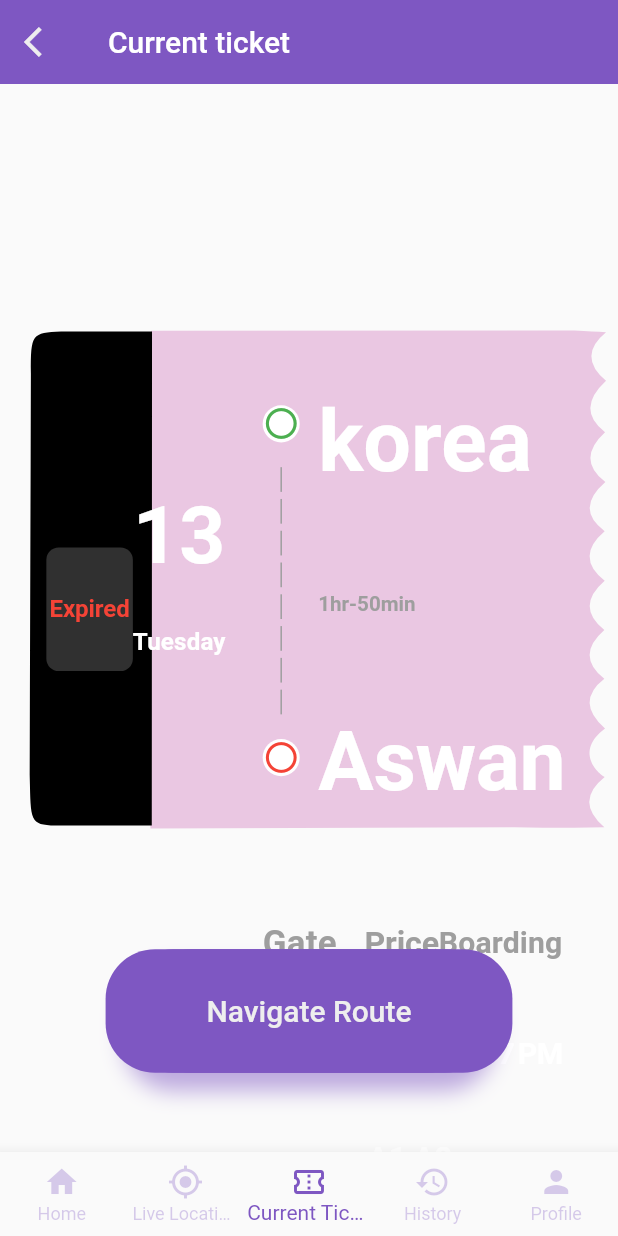
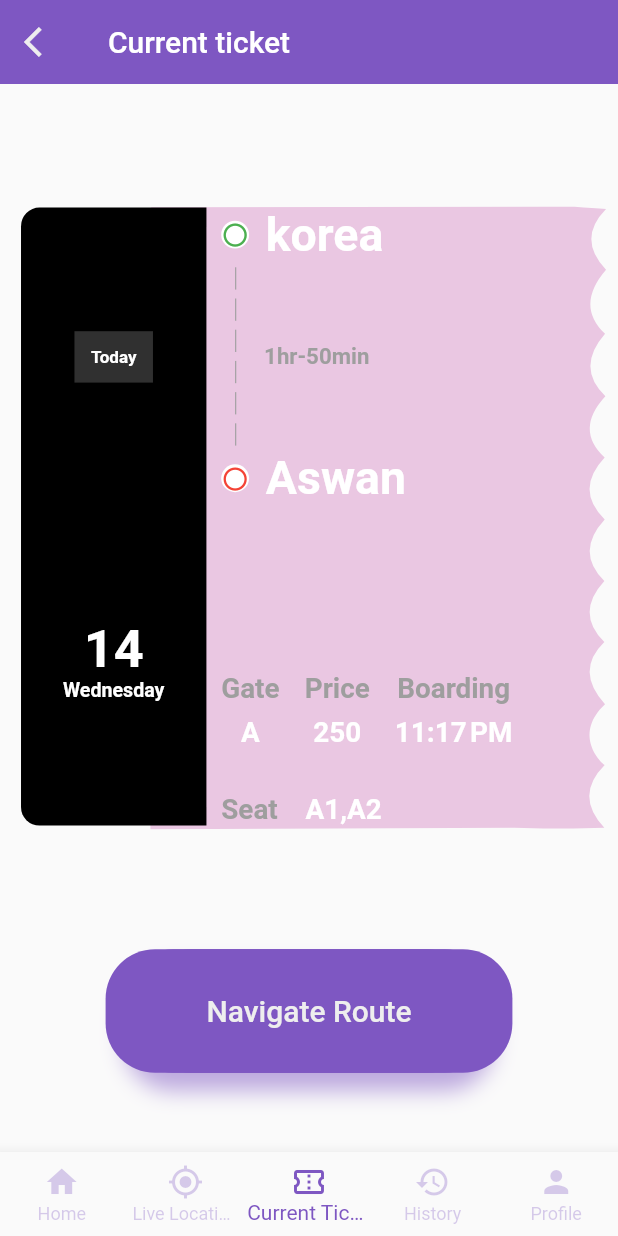
Before and after one commit to A1aaAhmed/graduation_project_app, a Flutter app: the Transition screen opened directly, item 3 of the bottom bar chosen, on a phone screen of 412 x 824 dp. Run offline on Flutter 3.47's test engine with Material 2 defaults, Android fonts, the phone set to English and light mode, and no system bars; drawn by our look-alikes of flutter_dash; our stand-ins replace fluttertoast, sizer.

Commit message:
finalTicket

```diff
--- a/lib/modules/History/ListTable.dart
+++ b/lib/modules/History/ListTable.dart
@@ -1,7 +1,6 @@
 import 'package:flutter/material.dart';
 import 'package:graduation_project_app/modules/Ticket/ticketComponent/TicketComp.dart';
 import 'package:graduation_project_app/modules/Ticket/ticket_screen.dart';
-import 'package:graduation_project_app/shared/style/colors.dart';
 
 Widget ListTable(
     {
@@ -32,8 +31,6 @@ Widget ListTable(
                       price: list[index]['price']
                   ))));},
 
-        child: Padding(
-          padding: EdgeInsets.symmetric( vertical: h*.03),
         child: TicketComponent(
             view: false,
             price: list[index]['price'],
@@ -45,7 +42,6 @@ Widget ListTable(
             seat: '',
           ),
       ),
-      ),
     );
       },
       itemCount: list.length,
--- a/lib/modules/History/mytrips_screen.dart
+++ b/lib/modules/History/mytrips_screen.dart
@@ -1,5 +1,4 @@
 import 'package:flutter/material.dart';
-import 'package:graduation_project_app/layout/transition.dart';
 import 'package:graduation_project_app/shared/components/appBar.dart';
 import 'package:graduation_project_app/shared/variables.dart';
 import 'package:sizer/sizer.dart';
@@ -28,7 +27,7 @@ class _MyTripsState extends State<MyTripsScreen> {
           ),
               body:ListTable(
                 list: db,
-                h:35.h,
+                h:40.h,
                 w:100.w,
                ));
   }),
--- a/lib/modules/Ticket/ticketComponent/TicketComp.dart
+++ b/lib/modules/Ticket/ticketComponent/TicketComp.dart
@@ -49,193 +49,230 @@ class _TicketComponentState extends State<TicketComponent> {
     body:Sizer(
           builder:(context, orientation, deviceType) {
             return Container(
-                padding:widget.view?EdgeInsetsDirectional.only(end:2.w, top:20.h):EdgeInsets.symmetric(horizontal: 5.w),
+                padding:EdgeInsetsDirectional.only(end:2.w, top:10.h),
                 width: double.infinity,
                 height:100.h,
                 child: Stack(
                     children: [
                       CustomPaint(
-                        size: Size(double.infinity,100.h), //You can Replace [WIDTH] with your desired width for Custom Paint and height will be calculated automatically
+                        size: Size(double.infinity,89.5.h), //You can Replace [WIDTH] with your desired width for Custom Paint and height will be calculated automatically
                         painter: RPSCustomPainter(),
                       ),
-                      CustomPaint( //black part
-                        size: Size(double.infinity,100.h), //You can Replace [WIDTH] with your desired width for Custom Paint and height will be calculated automatically
-                        painter: RPSCustomPainter2(),
+                      Align(
+                        alignment: const Alignment(-.9,0),
+                        child: Container(
+                          padding: EdgeInsetsDirectional.only( top:widget.view?10.h:5.h,bottom: widget.view?10.h:5.h),
+                            width: 30.w,
+                            height: 100.h,
+                            decoration: BoxDecoration(
+                            color: Colors.black,
+                            borderRadius:BorderRadius.only(topLeft:Radius.circular(3.w),bottomLeft:Radius.circular(3.w))
                             ),
-                      Padding(
-                        padding: widget.view?EdgeInsetsDirectional.only(top:5.h,start:7.5.w,):EdgeInsetsDirectional.only(start:15.w,),
-                        child:AutoSizedRow(
-                          centerAlign: true,
-                          h: widget.view?6.w:20.w,
-                          item1: Wrap(
-                            alignment: WrapAlignment.center,
+                            child:FittedBox(
+                              fit: BoxFit.contain,
+                              child: Wrap(
+                                crossAxisAlignment: WrapCrossAlignment.center,
                                 direction: Axis.vertical,
+                                spacing: 30.h,
                               children: [
-                              AutoSizedText(
-                                h: 10.h, w:14.w,
+                              Container(
+                                alignment: Alignment.center,
+                                width: 20.w,
+                                child: AutoSizedText(
                                 text:(late)?'Expired':
                                 (date.day==now.day&&date.year==now.year&&date.month==now.month)?'Today':
-                                DateFormat('EEEE').format(date),
-                                fontSize: 10.sp,
+                                'Future',
+                                fontSize: 13.sp,
                                 maxLines: 1,
                                 textColor: (late)?Colors.red:Colors.white,
                                 borderRad: 1.h,
-                                paddingSymHoriz: .5.w,
-                                paddingSymVert: 1.h,
+                                paddingSymHoriz: 1.w,
+                                paddingSymVert: 2.h,
                                 shadowCap: .3,
+                                align: TextAlign.center,
                                 ),
-                              SizedBox(height:widget.view? 30.h:10.h),
+                              ),
+                              Column(
+                                crossAxisAlignment: CrossAxisAlignment.center,
+                                children: [
                                   AutoSizedText(
-                                h: 15.h, w:15.w,
                                   text:  date.day.toString(),
-                                fontSize: 50.sp,
+                                  fontSize: 40.sp,
                                   maxLines: 1,
                                   textColor: Colors.white,
+                                  align: TextAlign.center,
                                   ),
                                   AutoSizedText(
-                                align: Alignment.topCenter,
-                                  h: 12.h, w:15.w,
+                                  align:TextAlign.center,
                                   text: DateFormat('EEEE').format(date),
-                                  fontSize: 10.sp,
+                                  fontSize: 15.sp,
                                   maxLines: 1,
                                   textColor: Colors.white),
                                 ],
                               ),
-                          item2: AutoSizedColumn(
+
+                              ],
+                              ),
+                            ) ,
+                            ),
+                      ),
+                      Align(
+                        alignment: const Alignment(-.9,0),
+                        child: Padding(
+                          padding: EdgeInsetsDirectional.only(start: 35.w),
+                          child: FittedBox(
+                            fit: BoxFit.contain,
+                            child: Container(
+                              child: AutoSizedColumn(
                                 alignCenterMain: true,
-                            h: (widget.view)?2.5.h:0,
+                                h: (widget.view)?15.h:0,
+                                item1: AutoSizedColumn(
+                                    alignCenterMain: true,
+                                    h: .5.h,
+                                     h2: .5.h,
                                     item1: AutoSizedRow(
+                                      centerAlign: true,
                                         h: 3.w,
-                                item1: AutoSizedColumn(
-                                  alignCenter: true,
-                                  h: 1.h,
                                         item1: AutoSizedWidget(
-                                    h: 5.h,
-                                    w: 6.w ,
-                                    item: const Icon(
+                                          item:  Icon(
                                             Icons.circle_outlined,
-                                      size: 50,
+                                            size: 5.w,
                                             color: Colors.green,
                                           ),
                                         ),
-                                  item2:  Dash(
+                                        item2: AutoSizedText(
+                                          text:  from,
+                                          fontSize: 25.sp,
+                                          maxLines: 1,
+                                          textColor: Colors.white,
+                                          align:TextAlign.left,
+                                        ),),
+                                    item2:Padding(
+                                      padding: EdgeInsetsDirectional.only(start:2.5.w),
+                                      child: AutoSizedRow(
+                                        centerAlignMain: true,
+                                         centerAlign: true,
+                                          h: 5.w,
+                                          item1: Dash(
                                                   direction: Axis.vertical,
-                                    length: 20.h,
+                                                  length: 16.h,
                                                   dashLength: 2.h,
                                                   dashColor: Colors.grey,
+                                                  dashThickness: .2.w,
 
                                                   ),
-                                  item3:  AutoSizedWidget(
-                                    h: 5.h,
-                                    w: 6.w ,
-                                    item: const Icon(
+                                          item2: AutoSizedText(
+                                                    text:  duration,
+                                                    fontSize: 12.sp,
+                                                    maxLines: 1,
+                                                    textColor: Colors.grey,
+                                                    align: TextAlign.left
+                                            ),),
+                                    ),
+                                    item3: AutoSizedRow(
+                                      centerAlign: true,
+                                      h: 3.w,
+                                        item1: AutoSizedWidget(
+                                        item: Icon(
                                           Icons.circle_outlined,
-                                      size: 50,
+                                          size: 5.w,
                                           color: Colors.red,
                                         ),
                                       ),
-                                ),
-                                item2:  AutoSizedColumn(
-                                  h: 5.h,
-                                  h2: 5.h,
-                                  item1: AutoSizedText(
-                                      h: 8.h, w:40.w,
-                                      text:  from,
-                                      fontSize: 30.sp,
+                                      item2: AutoSizedText(
+                                        text:  to,
+                                        fontSize: 25.sp,
                                         maxLines: 1,
                                         textColor: Colors.white,
-                                      align:Alignment.topLeft,
-                                  ),
-                                  item2: AutoSizedText(
-                                      h: 8.h, w:30.w,
-                                      text:  duration,
-                                      fontSize: .2.sp,
-                                      maxLines: 1,
-                                      textColor: Colors.grey,
-                                      align: Alignment.centerLeft
-                                  ),
-                                  item3:  AutoSizedText(
-                                    h: 8.h, w:40.w,
-                                    text:  to,
-                                    fontSize: 30.sp,
-                                    maxLines: 1,
-                                    textColor: Colors.white,
-                                    align: Alignment.topLeft,
+                                        align:TextAlign.left,
                                       ),
                                     )
                                 ),
                                 item2: (widget.view)?AutoSizedColumn(
-                              h: 0,
+                                  h: 4.h,
                                   item1: AutoSizedRow(
                                     h: 4.5.w,
+                                    h2: 4.5.w,
                                     item1: AutoSizedColumn(
+                                      alignCenter: true,
                                         h: 1.h,
                                         item1:  AutoSizedText(
-                                          h: 6.h, w:12.w,
                                             text: "Gate",
-                                          fontSize: 20.sp,
+                                            fontSize: 15.sp,
                                             maxLines: 1,
-                                          textColor: Colors.grey),
+                                            textColor: Colors.grey,
+                                            align:TextAlign.center
+                                        ),
                                         item2: AutoSizedText(
-                                          h: 10.h, w:12.w,
                                           text:  gate,
-                                          fontSize: .3.sp,
+                                          fontSize: 15.sp,
                                           maxLines: 1,
-                                          textColor: Colors.white)
+                                          textColor: Colors.white,
+                                          align: TextAlign.center,
+                                        )
                                     ),
                                     item3: AutoSizedColumn(
+                                      alignCenter: true,
                                       h: 1.h,
                                       item1:  AutoSizedText(
-                                          align:Alignment.centerLeft,
-                                          h: 6.h, w:20.w,
+                                        align:TextAlign.center,
                                         text: "Boarding",
-                                          fontSize: 30.sp,
+                                        fontSize: 15.sp,
                                         maxLines: 1,
-                                          textColor: Colors.grey),
+                                        textColor: Colors.grey,
+                                      ),
                                       item2: AutoSizedText(
-                                        align: Alignment.centerLeft,
-                                          h: 10.h, w:20.w,
+                                          align: TextAlign.center,
                                           text: DateFormat.jm().format(date),
-                                          fontSize: 30.sp,
+                                          fontSize: 15.sp,
                                           maxLines: 1,
                                           textColor: Colors.white),
 
                                     ),
                                     item2: AutoSizedColumn(
+                                        alignCenter: true,
                                         h: 1.h,
                                         item1:  AutoSizedText(
-                                        h: 6.h, w:12.w,
                                             text: "Price",
-                                        fontSize: 20.sp,
+                                            fontSize: 15.sp,
                                             maxLines: 1,
-                                        textColor: Colors.grey),
+                                            textColor: Colors.grey,
+                                            align:TextAlign.center
+                                        ),
                                         item2: AutoSizedText(
-                                        h: 10.h, w:12.w,
                                             text: price,
-                                        fontSize: .3.sp,
+                                            fontSize: 15.sp,
                                             maxLines: 1,
+                                            align: TextAlign.center,
                                             textColor: Colors.white)
                                     ),
                                   ),
                                   item2: AutoSizedRow(
                                     h: 5.w,
                                     item1: AutoSizedText(
-                                    h: 6.h, w:12.w,
                                         text: "Seat",
-                                    fontSize: 20.sp,
+                                        fontSize: 15.sp,
                                         maxLines: 1,
-                                    textColor: Colors.grey),
+                                        textColor: Colors.grey,
+                                        align: TextAlign.center
+                                    ),
                                     item2: AutoSizedText(
-                                    align: Alignment.topLeft,
-                                    h: 9.h, w:20.w,
-                                    text:  seat,
-                                    fontSize: .3.sp,
+                                        align: TextAlign.center,
+                                        text: seat,
+                                        fontSize: 15.sp,
                                         maxLines: 1,
                                         textColor: Colors.white),),
                                 ):const Text(''),
                               ),
                             ),
-                      )
+                          ),
+                        ),
+                      ),
+                      // AutoSizedRow(
+                      //   h: 2.w,
+                      //   item1:
+                      //   item2:
+                      // )
                     ]));
           },
 
--- a/lib/modules/Ticket/ticketComponent/autoSizeColum.dart
+++ b/lib/modules/Ticket/ticketComponent/autoSizeColum.dart
@@ -22,9 +22,9 @@ Widget AutoSizedColumn ({
           item1,
           SizedBox(height:h,),
           item2,
-          SizedBox(height:(h2==0)?h:h2,),
+          SizedBox(height: h2,),
           item3,
-          SizedBox(height:(h3==0)?h:h3,),
+          SizedBox( height: h3,),
           item4,
         ],
       );
--- a/lib/modules/Ticket/ticketComponent/autoSizeText.dart
+++ b/lib/modules/Ticket/ticketComponent/autoSizeText.dart
@@ -2,13 +2,12 @@ import 'package:flutter/cupertino.dart';
 import 'package:flutter/material.dart';
 import 'package:sizer/sizer.dart';
 Widget AutoSizedText ({
-  required double h ,
-  required double w ,
+
   required String text,
   required var fontSize,
   required var maxLines,
   required Color textColor ,
-  AlignmentGeometry align=Alignment.center,
+ TextAlign align=TextAlign.center,
   double paddingSymHoriz=0,
   double paddingSymVert=0,
   double borderRad=0,
@@ -17,25 +16,20 @@ Widget AutoSizedText ({
 })=> Sizer(
 builder: (context, orientation, deviceType) {
  return Container(
-    width: w,
-    height: h,
-    alignment: align,
-    padding:  EdgeInsets.symmetric(horizontal:paddingSymHoriz ,vertical: paddingSymVert ),
-    decoration: BoxDecoration(
-     borderRadius: BorderRadius.circular(borderRad),
-     color: Colors.grey.withOpacity(shadowCap),
-   ),
-    child: FittedBox(
-      fit: BoxFit.contain,
+   alignment: Alignment.center,
+   padding: EdgeInsets.symmetric(vertical: paddingSymVert,horizontal: paddingSymHoriz),
+   color:Colors.grey.withOpacity(shadowCap) ,
    child: Text(
      text,
      overflow: TextOverflow.ellipsis,
+     textAlign: align,
      maxLines: maxLines,
      style:  TextStyle(
        color: textColor,
-          fontSize:fontSize*50,
-          fontWeight: FontWeight.bold
-        ),
+       fontSize:fontSize,
+       fontWeight: FontWeight.bold,
+
+
      ),
    ),
  );}
--- a/lib/modules/Ticket/ticketComponent/autoSizedRow.dart
+++ b/lib/modules/Ticket/ticketComponent/autoSizedRow.dart
@@ -11,10 +11,13 @@ Widget AutoSizedRow ({
   Widget item3=const SizedBox(),
   Widget item4=const SizedBox(),
   bool centerAlign=false,
+  bool centerAlignMain=false,
 })=> Sizer(
     builder: (context, orientation, deviceType) {
       return Row(
         crossAxisAlignment:centerAlign? CrossAxisAlignment.center:CrossAxisAlignment.start,
+        mainAxisAlignment:  centerAlignMain?MainAxisAlignment.center:MainAxisAlignment.start,
+
         children: [
           SizedBox(width:hInit,),
           item1,
--- a/lib/modules/Ticket/ticketComponent/autoSizedWidget.dart
+++ b/lib/modules/Ticket/ticketComponent/autoSizedWidget.dart
@@ -2,8 +2,7 @@
 import 'package:flutter/material.dart';
 import 'package:sizer/sizer.dart';
 Widget AutoSizedWidget({
-  required double h ,
-  required double w ,
+
   required Widget item,
   AlignmentGeometry align=Alignment.center,
   double paddingSymHoriz=0,
@@ -13,8 +12,7 @@ Widget AutoSizedWidget({
 })=> Sizer(
     builder: (context, orientation, deviceType) {
       return Container(
-        width: w,
-        height: h,
+
         alignment: align,
         padding:  EdgeInsets.symmetric(horizontal:paddingSymHoriz ,vertical: paddingSymVert ),
         decoration: const BoxDecoration(
--- a/lib/shared/variables.dart
+++ b/lib/shared/variables.dart
@@ -5,7 +5,7 @@ TextEditingController to = TextEditingController();
 TextEditingController depart = TextEditingController();
 int travellers = 1;
 List<Map> db = [
-  {'from': 'korea','to':'Aswan' ,'date':'2022-12-13 23:17:54.652181','price':'250','gate':'A','dur':'1hr-50min','seat':'A1,A2'},
+  {'from': 'korea','to':'Aswan' ,'date':'2022-12-14 23:17:54.652181','price':'250','gate':'A','dur':'1hr-50min','seat':'A1,A2'},
   {'from': 'Alexanddria','to':'Aswan' ,'date':'2025-01-02 07:12:50.000','price':'250','gate':'A','dur':'1hr-50min','seat':'A1,A2'},
   {'from': 'Alexanddria','to':'Aswan' ,'date':'2020-01-02 07:12:50.000','price':'250','gate':'A','dur':'1hr-50min','seat':'A1,A2'},
   {'from': 'Alexanddria','to':'Aswan' ,'date':'2020-01-02 07:12:50.000','price':'250','gate':'A','dur':'1hr-50min','seat':'A1,A2'},
```
Lines whose indentation alone changed are shown as unchanged.
